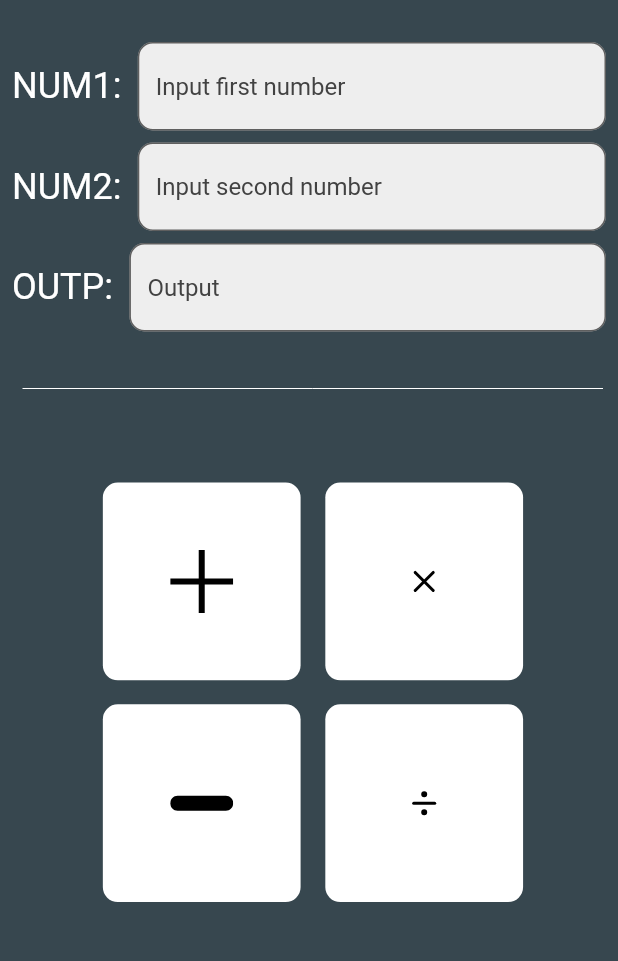
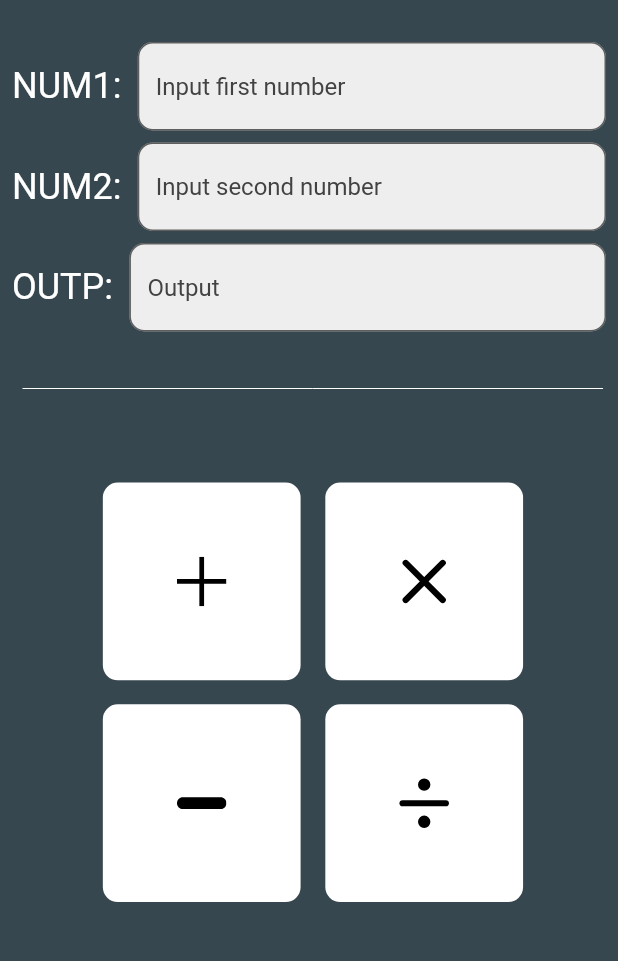
Before and after one commit to emilio-kariuki/calc, a Flutter app: the screen it shows after launch, on a phone screen of 412 x 824 dp, the part 84-1045 px from its top. Run offline on Flutter 3.47's test engine with Material 2 defaults, Android fonts, the phone set to English and light mode, and no system bars; our stand-ins replace flutter_svg, google_fonts; Roboto replaces fonts that are missing (Redressed).

Commit message:
February 17, 2022 1:21 PM

```diff
--- a/lib/calculator.dart
+++ b/lib/calculator.dart
@@ -15,6 +15,7 @@ class _HomeState extends State<Home> {
   final num_1 = TextEditingController();
   final num_2 = TextEditingController();
   final output = TextEditingController();
+  String? validation;
   @override
   Widget build(BuildContext context) {
     final size = MediaQuery.of(context).size;
@@ -29,7 +30,6 @@ class _HomeState extends State<Home> {
                     fontSize: 28, color: Colors.blueGrey[800]))),
       ),
       body: Column(
-
         children: [
           SizedBox(height: 20),
           Padding(
@@ -137,7 +137,44 @@ class _HomeState extends State<Home> {
           ),
           SizedBox(height: size.height * 0.03),
           Padding(
-            padding: const EdgeInsets.only(left: 15,right: 8,top:8,bottom:8),
+            padding:
+                const EdgeInsets.only(left: 15, right: 8, top: 8, bottom: 8),
+            child: Row(
+              children: [
+                SizedBox(width: size.width * 0.13),
+                GestureDetector(
+                  onTap: (){
+                    setState(() {
+
+                    });
+                  },
+                  child: Container(
+                      height: size.height * 0.16,
+                      width: size.width * 0.32,
+                      decoration: BoxDecoration(
+                        color: Colors.white,
+                        borderRadius: BorderRadius.circular(10),
+                      ),
+                      child: Center(
+                          child: SvgPicture.asset("assets/add.svg",
+                              height: size.height * 0.04))),
+                ),
+                SizedBox(width: size.width * 0.04),
+                Container(
+                    height: size.height * 0.16,
+                    width: size.width * 0.32,
+                    decoration: BoxDecoration(
+                      color: Colors.white,
+                      borderRadius: BorderRadius.circular(10),
+                    ),
+                    child: Center(
+                        child: SvgPicture.asset("assets/multiply.svg",
+                            height: size.height * 0.06))),
+              ],
+            ),
+          ),
+          Padding(
+            padding: const EdgeInsets.only(left: 15, right: 8, top: 8),
             child: Row(
               children: [
                 SizedBox(width: size.width * 0.13),
@@ -149,9 +186,8 @@ class _HomeState extends State<Home> {
                       borderRadius: BorderRadius.circular(10),
                     ),
                     child: Center(
-                    child: SvgPicture.asset("assets/add.svg")
-                  )
-                ),
+                        child: SvgPicture.asset("assets/minus.svg",
+                            height: size.height * 0.04))),
                 SizedBox(width: size.width * 0.04),
                 Container(
                     height: size.height * 0.16,
@@ -161,40 +197,8 @@ class _HomeState extends State<Home> {
                       borderRadius: BorderRadius.circular(10),
                     ),
                     child: Center(
-                    child: SvgPicture.asset("assets/multiply.svg")
-                  )
-                ),
-              ],
-            ),
-          ),
-          Padding(
-            padding: const EdgeInsets.only(left: 15,right: 8,top:8),
-            child: Row(
-              children: [
-                SizedBox(width: size.width * 0.13),
-                Container(
-                  height: size.height * 0.16,
-                  width: size.width * 0.32,
-                  decoration: BoxDecoration(
-                    color: Colors.white,
-                    borderRadius: BorderRadius.circular(10),
-                  ),
-                  child: Center(
-                    child: SvgPicture.asset("assets/minus.svg")
-                  )
-                ),
-                SizedBox(width: size.width * 0.04),
-                Container(
-                  height: size.height * 0.16,
-                  width: size.width * 0.32,
-                  decoration: BoxDecoration(
-                    color: Colors.white,
-                    borderRadius: BorderRadius.circular(10),
-                  ),
-                  child: Center(
-                    child: SvgPicture.asset("assets/divide.svg")
-                  )
-                ),
+                        child: SvgPicture.asset("assets/divide.svg",
+                            height: size.height * 0.06))),
               ],
             ),
           )
```
Lines whose indentation alone changed are shown as unchanged.
